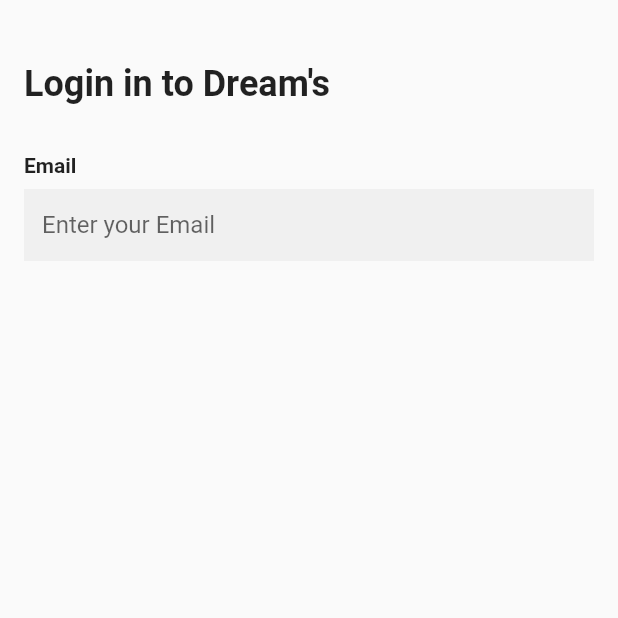
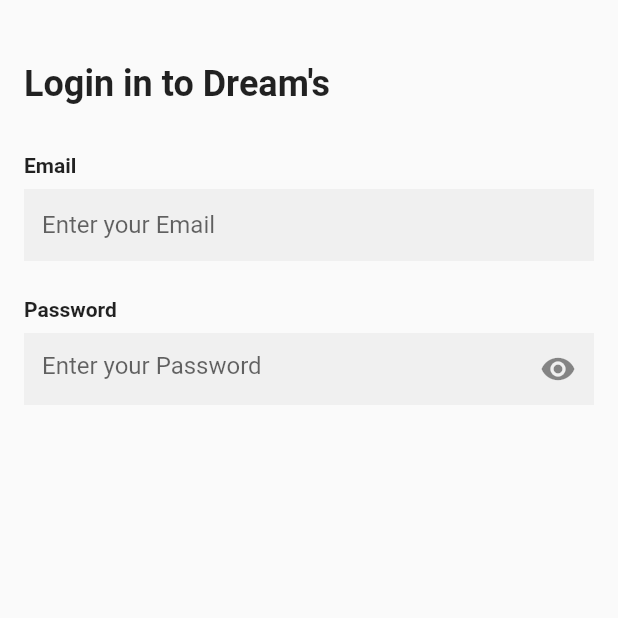
Before and after one commit to JAICHANGPARK/flutter_notebook_chapter_31, a Flutter app: the ApparelLoginPage screen opened directly, on a phone screen of 412 x 824 dp, the top half of it. Run offline on Flutter 3.47's test engine with Material 2 defaults, Android fonts, the phone set to English and light mode, and no system bars; our stand-ins replace percent_indicator.

Commit message:
Update apparel_login_page.dart

```diff
--- a/lib/ep1586_apparel_app/view/apparel_login_page.dart
+++ b/lib/ep1586_apparel_app/view/apparel_login_page.dart
@@ -10,10 +10,10 @@ class ApparelLoginPage extends StatefulWidget {
 class _ApparelLoginPageState extends State<ApparelLoginPage> {
   @override
   Widget build(BuildContext context) {
-    return Scaffold(
+    return const Scaffold(
       body: SafeArea(
         child: Padding(
-          padding: const EdgeInsets.fromLTRB(16.0, 42, 16, 16),
+          padding: EdgeInsets.fromLTRB(16.0, 42, 16, 16),
           child: Column(
             crossAxisAlignment: CrossAxisAlignment.start,
             children: [
@@ -39,7 +39,26 @@ class _ApparelLoginPageState extends State<ApparelLoginPage> {
                   border: InputBorder.none,
                   hintText: "Enter your Email",
                 ),
-              )
+              ),
+              SizedBox(height: 24,),
+              Text(
+                "Password",
+                style: TextStyle(
+                  fontWeight: FontWeight.bold,
+                ),
+              ),
+              SizedBox(
+                height: 8,
+              ),
+              TextField(
+                decoration: InputDecoration(
+                  filled: true,
+                  border: InputBorder.none,
+                  hintText: "Enter your Password",
+                  suffixIcon: Icon(Icons.visibility),
+                ),
+                obscureText: true,
+              ),
             ],
           ),
         ),
```
